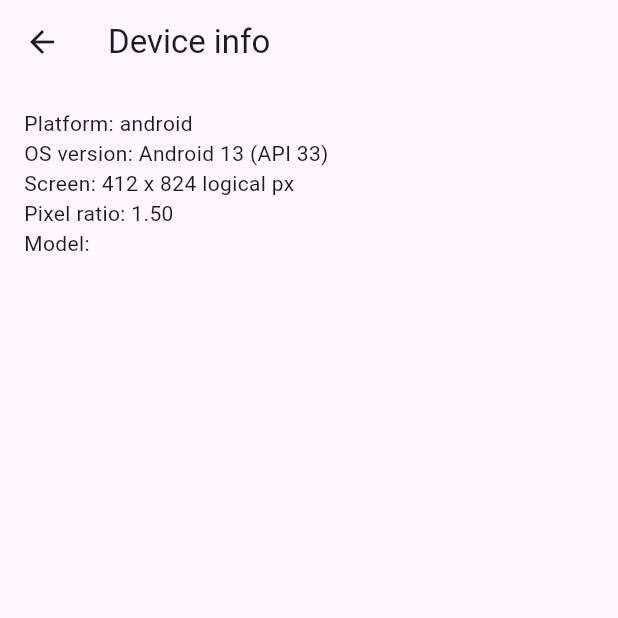
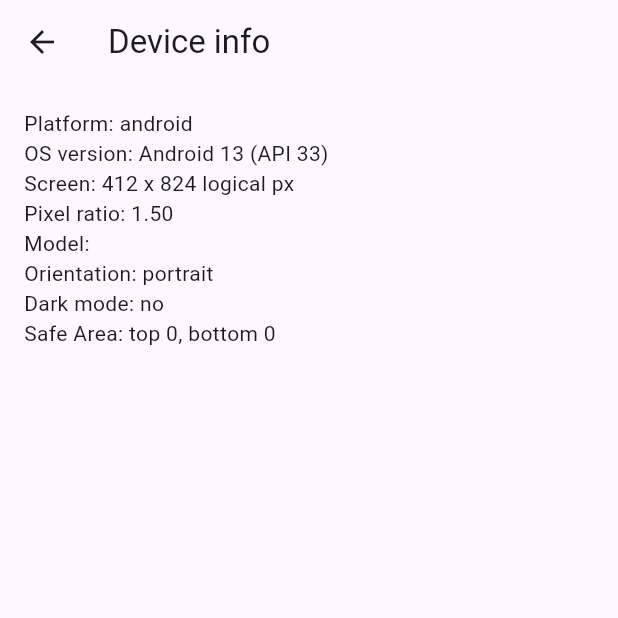
Before and after one commit to Iulian-Gabriel/field-app, a Flutter app: the screen it shows after launch, after a tap on "Device info", on a phone screen of 412 x 824 dp, the top half of it. Run offline on Flutter 3.47's test engine with Material 3 defaults, Android fonts, the light colour scheme and no system bars; our stand-ins replace device_info_plus.

Commit message:
feat: orientation, dark mode and safe area on device info screen

```diff
--- a/flutter/lib/main.dart
+++ b/flutter/lib/main.dart
@@ -31,6 +31,9 @@
   Widget build(BuildContext context) {
     return MaterialApp(
       title: 'Field app',
+      theme: ThemeData.light(),
+      darkTheme: ThemeData.dark(),
+      themeMode: ThemeMode.system,
       home: const HomeScreen()
     );
   }
@@ -98,12 +101,16 @@
     final platform = kIsWeb ? 'web' : defaultTargetPlatform.name;
     final size = MediaQuery.sizeOf(context);
     final ratio = MediaQuery.devicePixelRatioOf(context);
+    final orientation = MediaQuery.orientationOf(context);
+    final dark = MediaQuery.platformBrightnessOf(context) == Brightness.dark;
+    final pad = MediaQuery.paddingOf(context);
 
     return Scaffold(
       appBar: AppBar(title: const Text('Device info')),
-      body: Padding(
-        padding: const EdgeInsets.all(16),
-        child: FutureBuilder<Map<String, String>>(
+      body: SafeArea(
+        child: Padding(
+          padding: const EdgeInsets.all(16),
+          child: FutureBuilder<Map<String, String>>(
           future: loadDeviceInfo(),
           builder: (context, snapshot) {
             final info = snapshot.data;
@@ -115,11 +122,15 @@
                 Text('Screen: ${size.width.round()} x ${size.height.round()} logical px'),
                 Text('Pixel ratio: ${ratio.toStringAsFixed(2)}'),
                 Text('Model: ${info?['model'] ?? 'loading...'}'),
+                Text('Orientation: ${orientation.name}'),
+                Text('Dark mode: ${dark ? 'yes' : 'no'}'),
+                Text('Safe Area: top ${pad.top.round()}, bottom ${pad.bottom.round()}'),
               ],
             );
           },
         ),
       ),
+      )
     );
   }
 }
```
Also changed, not shown: docs/week-1/optional/flutter-emulator-optional-landscape-light.png (added), docs/week-1/optional/flutter-emulator-optional-portrait-light.png (added), docs/week-1/optional/flutter-phone-optional-landscape-dark.png (added), docs/week-1/optional/flutter-phone-optional-portrait-dark.png (added).
